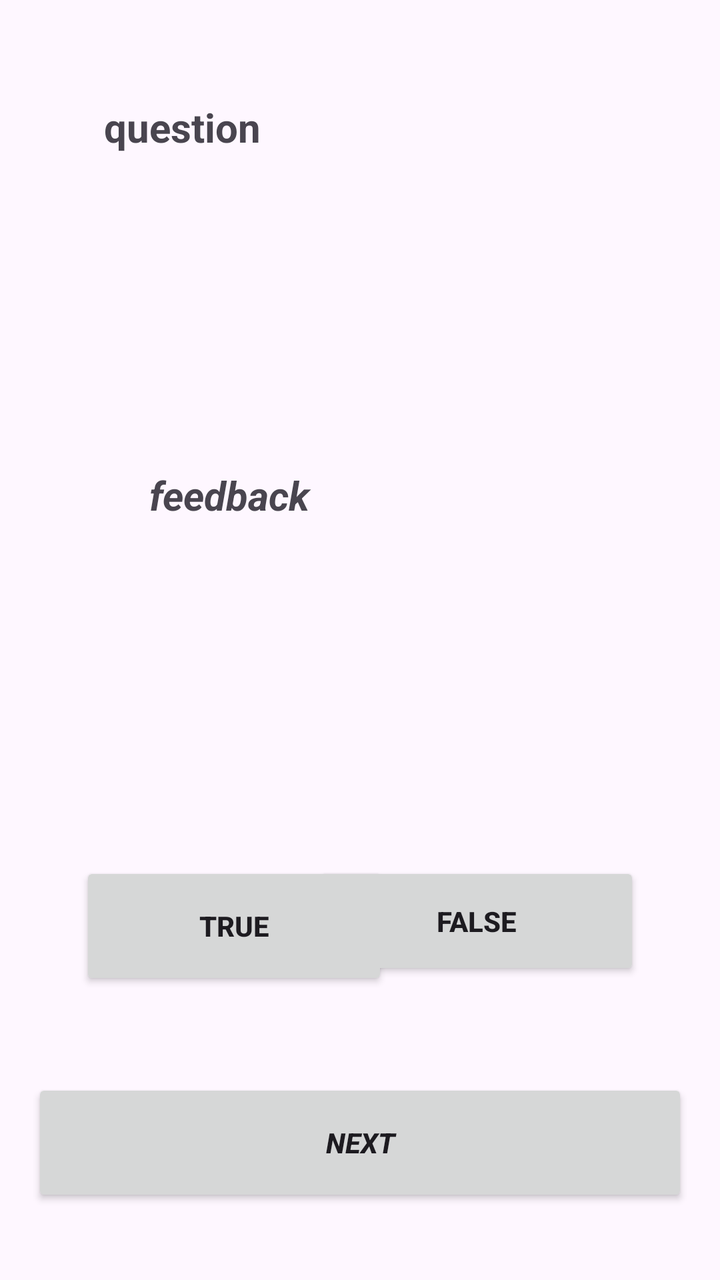
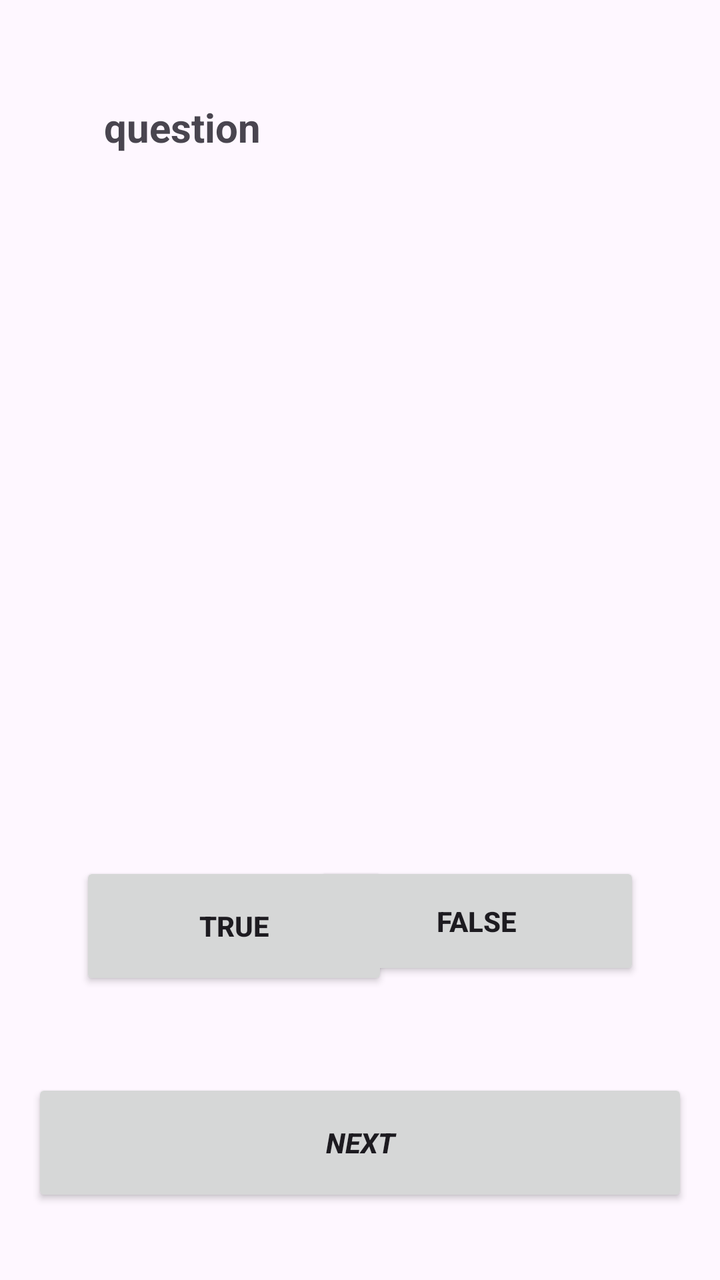

Two renders of the same Android screen: before a commit and after it. Below are the layout's source before the change and the commit's diff.
<!-- AndroidManifest.xml: application theme Theme.MyFlashCardApp -->
<!-- res/layout/activity_flashcard_question.xml -->
<?xml version="1.0" encoding="utf-8"?>
<androidx.constraintlayout.widget.ConstraintLayout xmlns:android="http://schemas.android.com/apk/res/android"
    xmlns:app="http://schemas.android.com/apk/res-auto"
    xmlns:tools="http://schemas.android.com/tools"
    android:id="@+id/main"
    android:layout_width="match_parent"
    android:layout_height="match_parent"
    tools:context=".FlashcardQuestionActivity">

    <TextView
        android:id="@+id/textView3"
        android:layout_width="256dp"
        android:layout_height="84dp"
        android:layout_marginTop="50dp"
        android:text="question"
        android:textAlignment="center"
        android:textSize="20sp"
        android:textStyle="bold"
        app:layout_constraintEnd_toEndOf="parent"
        app:layout_constraintStart_toStartOf="parent"
        app:layout_constraintTop_toTopOf="parent" />

    <TextView
        android:id="@+id/textView4"
        android:layout_width="211dp"
        android:layout_height="77dp"
        android:layout_marginTop="100dp"
        android:text="feedback"
        android:textAlignment="center"
        android:textSize="20sp"
        android:textStyle="bold|italic"
        app:layout_constraintEnd_toEndOf="@+id/textView3"
        app:layout_constraintStart_toStartOf="@+id/textView3"
        app:layout_constraintTop_toBottomOf="@+id/textView3" />

    <Button
        android:id="@+id/button2"
        android:layout_width="154dp"
        android:layout_height="64dp"
        android:layout_marginStart="40dp"
        android:layout_marginTop="120dp"
        android:text="True"
        android:textAlignment="center"
        android:textAllCaps="true"
        android:textStyle="bold"
        app:layout_constraintStart_toStartOf="parent"
        app:layout_constraintTop_toBottomOf="@+id/textView4" />

    <Button
        android:id="@+id/button3"
        android:layout_width="163dp"
        android:layout_height="59dp"
        android:layout_marginTop="120dp"
        android:layout_marginEnd="40dp"
        android:text="False"
        android:textAlignment="center"
        android:textAllCaps="true"
        android:textStyle="bold"
        app:layout_constraintEnd_toEndOf="parent"
        app:layout_constraintTop_toBottomOf="@+id/textView4" />

    <Button
        android:id="@+id/button4"
        android:layout_width="328dp"
        android:layout_height="64dp"
        android:text="Next"
        android:textAlignment="center"
        android:textAllCaps="true"
        android:textStyle="bold|italic"
        app:layout_constraintBottom_toBottomOf="parent"
        app:layout_constraintEnd_toEndOf="parent"
        app:layout_constraintStart_toStartOf="parent"
        app:layout_constraintTop_toBottomOf="@+id/textView4"
        app:layout_constraintVertical_bias="0.862" />
</androidx.constraintlayout.widget.ConstraintLayout>
<!-- resources referenced by this layout -->
<resources>
  <style name="Theme.MyFlashCardApp" parent="Base.Theme.MyFlashCardApp" />
  <style name="Base.Theme.MyFlashCardApp" parent="Theme.Material3.DayNight.NoActionBar">
          
          
      </style>
</resources>

<!-- the commit's change to res/layout/activity_flashcard_question.xml (unified diff, before → after) -->
@@ -25,7 +25,6 @@
         android:layout_width="211dp"
         android:layout_height="77dp"
         android:layout_marginTop="100dp"
-        android:text="feedback"
         android:textAlignment="center"
         android:textSize="20sp"
         android:textStyle="bold|italic"
